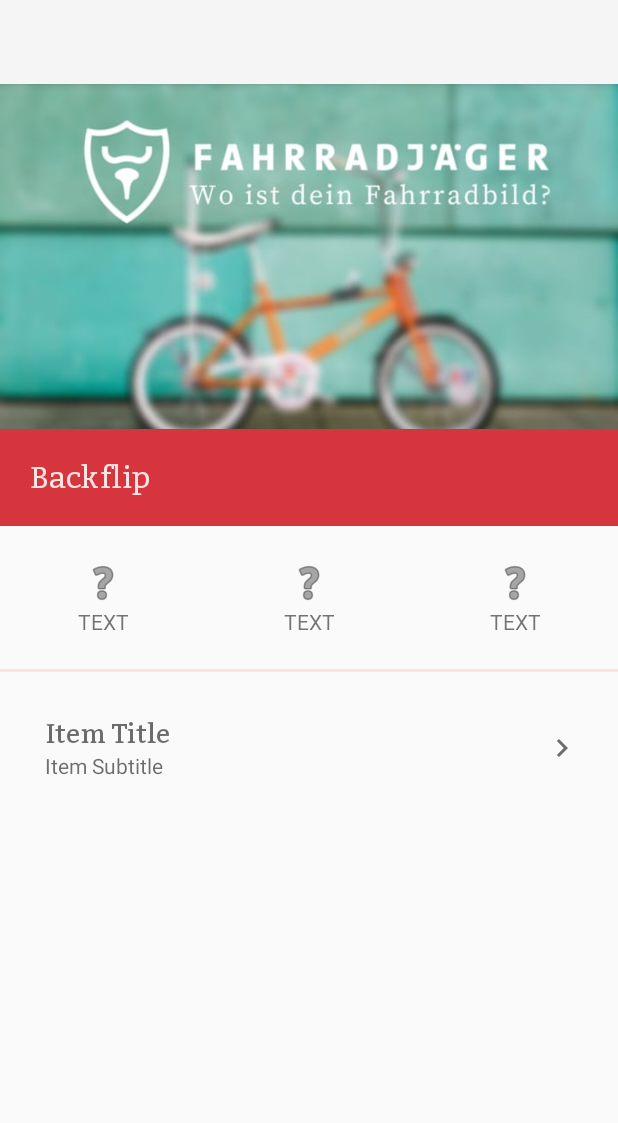
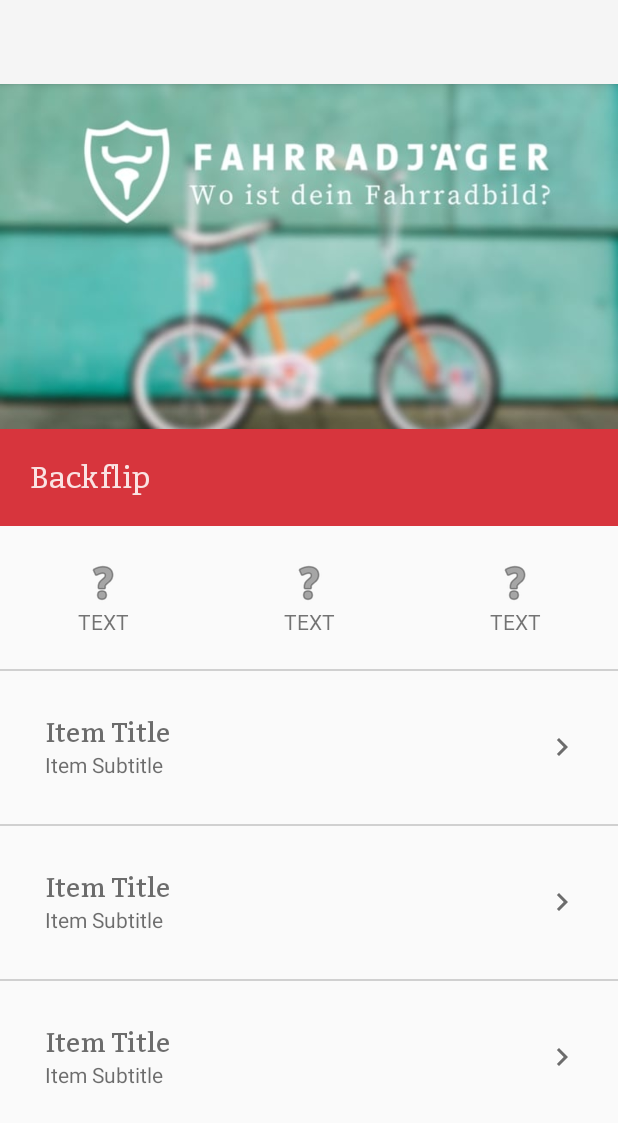
Before and after one commit to Franjoo/zt_anphsop, an Android app: the layout bike_detail.xml on its own in the app's theme, with its tools: preview values and no code run, on a phone screen of 412 x 824 dp. Shown: the top 1123 px of the screen. Run offline under Robolectric (Android 15) with nearby library versions, the phone set to English and light mode, and no system bars.

Commit message:
revert to static menu items, do not use recycler view

```diff
--- a/app/src/main/res/layout/bike_detail.xml
+++ b/app/src/main/res/layout/bike_detail.xml
@@ -1,9 +1,8 @@
 <?xml version="1.0" encoding="utf-8"?>
-<LinearLayout xmlns:android="http://schemas.android.com/apk/res/android"
+<FrameLayout xmlns:android="http://schemas.android.com/apk/res/android"
     xmlns:app="http://schemas.android.com/apk/res-auto"
     android:layout_width="match_parent"
-    android:layout_height="match_parent"
-    android:orientation="vertical">
+    android:layout_height="match_parent">
 
     <android.support.v7.widget.Toolbar
         android:id="@+id/my_toolbar"
@@ -14,6 +13,15 @@
         android:theme="@style/Theme.AppCompat.Light.NoActionBar"
         app:popupTheme="@style/ThemeOverlay.AppCompat.Light" />
 
+    <ScrollView
+        android:layout_width="match_parent"
+        android:layout_height="wrap_content"
+        android:layout_marginTop="?attr/actionBarSize">
+
+        <LinearLayout
+            android:layout_width="match_parent"
+            android:layout_height="wrap_content"
+            android:orientation="vertical">
 
             <ImageView
                 android:layout_width="match_parent"
@@ -67,54 +75,23 @@
 
             <View style="@style/FJ_Divider_Horizontal_Thin" />
 
+            <include
+                android:id="@+id/item_sightings"
+                layout="@layout/list_item" />
+
+            <View style="@style/FJ_Divider_Horizontal_Thin" />
 
             <include
-        android:id="@+id/item_0"
+                android:id="@+id/item_find_bike"
                 layout="@layout/list_item" />
 
-    <!--<LinearLayout-->
-        <!--android:layout_width="match_parent"-->
-        <!--android:layout_height="wrap_content"-->
+            <View style="@style/FJ_Divider_Horizontal_Thin" />
 
-        <!--android:orientation="horizontal">-->
-
-        <!--<LinearLayout-->
-            <!--android:id="@+id/textbar"-->
-            <!--android:layout_width="wrap_content"-->
-            <!--android:layout_height="wrap_content"-->
-            <!--android:layout_weight="1"-->
-            <!--android:orientation="vertical"-->
-            <!--android:padding="30dp">-->
-
-            <!--<TextView-->
-                <!--android:layout_width="match_parent"-->
-                <!--android:layout_height="wrap_content"-->
-                <!--android:fontFamily="@font/roboto"-->
-                <!--android:text="das ist der titel"-->
-                <!--android:textColor="#000000" />-->
-
-            <!--<TextView-->
-                <!--android:layout_width="match_parent"-->
-                <!--android:layout_height="wrap_content"-->
-                <!--android:text="das ist der untertitel"-->
-                <!--android:textColor="#000000"-->
-                <!--android:textSize="10sp" />-->
-        <!--</LinearLayout>-->
-
-
-        <!--<TextView-->
-            <!--android:layout_width="wrap_content"-->
-            <!--android:layout_height="match_parent"-->
-            <!--android:layout_margin="9dp"-->
-            <!--android:layout_weight="0"-->
-            <!--android:gravity="center"-->
-            <!--android:text=">>"-->
-            <!--android:textAlignment="center"-->
-            <!--android:textColor="#000000"-->
-            <!--android:textSize="10sp" />-->
-
-
-    <!--</LinearLayout>-->
-
+            <include
+                android:id="@+id/item_theft_message"
+                layout="@layout/list_item" />
 
         </LinearLayout>
+    </ScrollView>
+
+</FrameLayout>
--- a/app/src/main/res/layout/list_item.xml
+++ b/app/src/main/res/layout/list_item.xml
@@ -2,6 +2,8 @@
 <LinearLayout xmlns:android="http://schemas.android.com/apk/res/android"
     android:layout_width="match_parent"
     android:layout_height="wrap_content"
+    android:background="?selectableItemBackground"
+    android:clickable="true"
     android:orientation="horizontal">
 
     <LinearLayout
--- a/app/src/main/res/values/colors.xml
+++ b/app/src/main/res/values/colors.xml
@@ -19,5 +19,8 @@
     <color name="toggleDeactivated">#97000000</color>
     <color name="toggleActivated">#91000000</color>
 
+    <!--misc-->
+    <color name="divider">#3c4a4a4a</color>
+
 
 </resources>
--- a/app/src/main/res/values/styles.xml
+++ b/app/src/main/res/values/styles.xml
@@ -18,8 +18,8 @@
 
     <style name="FJ_Divider_Horizontal_Thin">
         <item name="android:layout_width">match_parent</item>
-        <item name="android:layout_height">2dp</item>
-        <item name="android:background">@color/fontPrimaryLight</item>
+        <item name="android:layout_height">1dp</item>
+        <item name="android:background">@color/divider</item>
     </style>
 
 </resources>
```
Also changed, not shown: app/src/main/java/pu/zajhhaptaueuh/ztanphsop/BikeDetailActivity.kt (+22 -12 lines), app/src/main/res/values/bike_detail_list_items.xml (+10 -6 lines). Lines whose indentation alone changed are shown as unchanged.
